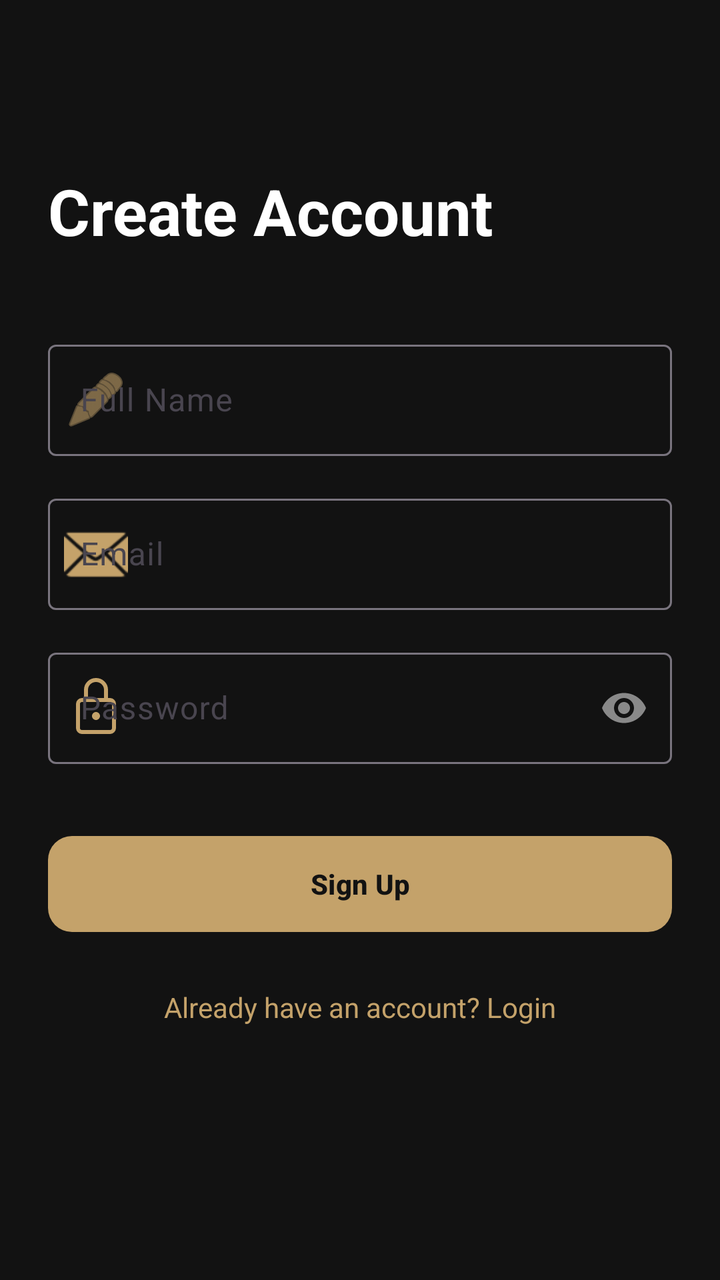
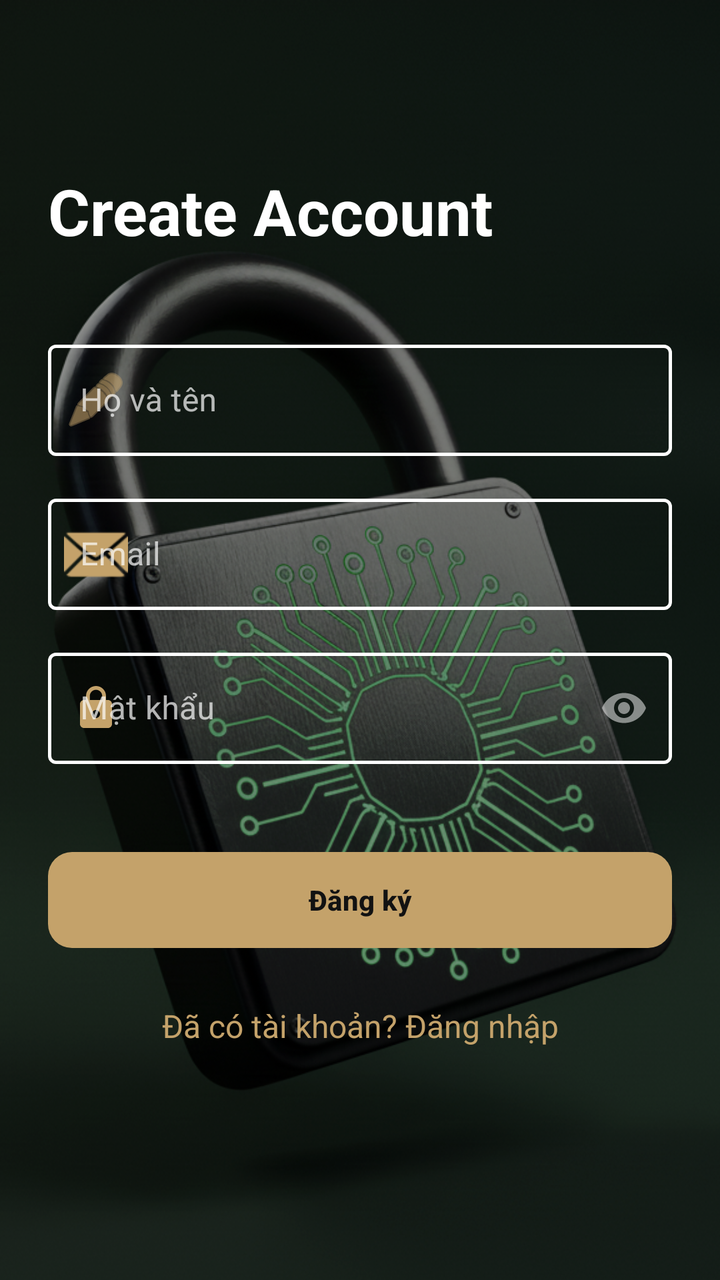

Two renders of the same Android screen: before a commit and after it. Below are the layout's source before the change and the commit's diff.
<!-- AndroidManifest.xml: application theme Theme.SmartLock -->
<!-- res/layout/fragment_register.xml -->
<?xml version="1.0" encoding="utf-8"?>
<androidx.constraintlayout.widget.ConstraintLayout
    xmlns:android="http://schemas.android.com/apk/res/android"
    xmlns:app="http://schemas.android.com/apk/res-auto"
    android:layout_width="match_parent"
    android:layout_height="match_parent"
    android:background="#121212"
    android:padding="24dp">
    <TextView
        android:id="@+id/tv_title"
        android:layout_width="wrap_content"
        android:layout_height="wrap_content"
        android:text="Create Account"
        android:textColor="#FFFFFF"
        android:textSize="32sp"
        android:textStyle="bold"
        android:layout_marginTop="60dp"
        app:layout_constraintTop_toTopOf="parent"
        app:layout_constraintStart_toStartOf="parent" />

    <com.google.android.material.textfield.TextInputLayout
        android:id="@+id/til_name"
        style="@style/CustomOutlinedTextInput"
        android:layout_width="0dp"
        android:layout_height="wrap_content"
        android:layout_marginTop="40dp"
        android:hint="Full Name"
        app:startIconDrawable="@android:drawable/ic_menu_edit"
        app:startIconTint="#C4A26A"
        app:layout_constraintTop_toBottomOf="@id/tv_title"
        app:layout_constraintStart_toStartOf="parent"
        app:layout_constraintEnd_toEndOf="parent">

        <com.google.android.material.textfield.TextInputEditText
            android:id="@+id/et_name"
            android:layout_width="match_parent"
            android:layout_height="wrap_content"
            android:textColor="#FFFFFF" />
    </com.google.android.material.textfield.TextInputLayout>

    <com.google.android.material.textfield.TextInputLayout
        android:id="@+id/til_email"
        style="@style/CustomOutlinedTextInput"
        android:layout_width="0dp"
        android:layout_height="wrap_content"
        android:layout_marginTop="16dp"
        android:hint="Email"
        app:startIconDrawable="@android:drawable/ic_dialog_email"
        app:startIconTint="#C4A26A"
        app:layout_constraintTop_toBottomOf="@id/til_name"
        app:layout_constraintStart_toStartOf="parent"
        app:layout_constraintEnd_toEndOf="parent">

        <com.google.android.material.textfield.TextInputEditText
            android:id="@+id/et_email"
            android:layout_width="match_parent"
            android:layout_height="wrap_content"
            android:inputType="textEmailAddress"
            android:textColor="#FFFFFF" />
    </com.google.android.material.textfield.TextInputLayout>

    <com.google.android.material.textfield.TextInputLayout
        android:id="@+id/til_password"
        style="@style/CustomOutlinedTextInput"
        android:layout_width="0dp"
        android:layout_height="wrap_content"
        android:layout_marginTop="16dp"
        android:hint="Password"
        app:startIconDrawable="@android:drawable/ic_lock"
        app:startIconTint="#C4A26A"
        app:endIconMode="password_toggle"
        app:endIconTint="#80FFFFFF"
        app:layout_constraintTop_toBottomOf="@id/til_email"
        app:layout_constraintStart_toStartOf="parent"
        app:layout_constraintEnd_toEndOf="parent">

        <com.google.android.material.textfield.TextInputEditText
            android:id="@+id/et_password"
            android:layout_width="match_parent"
            android:layout_height="wrap_content"
            android:inputType="textPassword"
            android:textColor="#FFFFFF" />
    </com.google.android.material.textfield.TextInputLayout>

    <com.google.android.material.button.MaterialButton
        android:id="@+id/btn_register"
        android:layout_width="0dp"
        android:layout_height="56dp"
        android:layout_marginTop="32dp"
        android:text="Sign Up"
        android:textStyle="bold"
        android:textColor="#121212"
        app:backgroundTint="#C4A26A"
        app:cornerRadius="12dp"
        app:layout_constraintTop_toBottomOf="@id/til_password"
        app:layout_constraintStart_toStartOf="parent"
        app:layout_constraintEnd_toEndOf="parent" />

    <TextView
        android:id="@+id/tv_login_prompt"
        android:layout_width="wrap_content"
        android:layout_height="wrap_content"
        android:layout_marginTop="24dp"
        android:text="Already have an account? Login"
        android:textColor="#C4A26A"
        app:layout_constraintTop_toBottomOf="@id/btn_register"
        app:layout_constraintStart_toStartOf="parent"
        app:layout_constraintEnd_toEndOf="parent" />

</androidx.constraintlayout.widget.ConstraintLayout>
<!-- resources referenced by this layout -->
<resources>
  <style name="Theme.SmartLock" parent="Base.Theme.SmartLock" />
  <style name="Base.Theme.SmartLock" parent="Theme.Material3.DayNight.NoActionBar">
          
          
      </style>
</resources>

<!-- the commit's change to res/layout/fragment_register.xml (unified diff, before → after) -->
@@ -1,110 +1,139 @@
 <?xml version="1.0" encoding="utf-8"?>
-<androidx.constraintlayout.widget.ConstraintLayout
+<FrameLayout
     xmlns:android="http://schemas.android.com/apk/res/android"
     xmlns:app="http://schemas.android.com/apk/res-auto"
     android:layout_width="match_parent"
-    android:layout_height="match_parent"
-    android:background="#121212"
-    android:padding="24dp">
-    <TextView
-        android:id="@+id/tv_title"
-        android:layout_width="wrap_content"
-        android:layout_height="wrap_content"
-        android:text="Create Account"
-        android:textColor="#FFFFFF"
-        android:textSize="32sp"
-        android:textStyle="bold"
-        android:layout_marginTop="60dp"
-        app:layout_constraintTop_toTopOf="parent"
-        app:layout_constraintStart_toStartOf="parent" />
+    android:layout_height="match_parent">
 
-    <com.google.android.material.textfield.TextInputLayout
-        android:id="@+id/til_name"
-        style="@style/CustomOutlinedTextInput"
-        android:layout_width="0dp"
-        android:layout_height="wrap_content"
-        android:layout_marginTop="40dp"
-        android:hint="Full Name"
-        app:startIconDrawable="@android:drawable/ic_menu_edit"
-        app:startIconTint="#C4A26A"
-        app:layout_constraintTop_toBottomOf="@id/tv_title"
-        app:layout_constraintStart_toStartOf="parent"
-        app:layout_constraintEnd_toEndOf="parent">
+    <ImageView
+        android:layout_width="match_parent"
+        android:layout_height="match_parent"
+        android:src="@drawable/bg3"
+        android:scaleType="centerCrop" />
 
-        <com.google.android.material.textfield.TextInputEditText
-            android:id="@+id/et_name"
-            android:layout_width="match_parent"
+    <View
+        android:layout_width="match_parent"
+        android:layout_height="match_parent"
+        android:background="#70000000" />
+
+    <androidx.constraintlayout.widget.ConstraintLayout
+        android:layout_width="match_parent"
+        android:layout_height="match_parent"
+        android:padding="24dp">
+
+        <TextView
+            android:id="@+id/tv_title"
+            android:layout_width="wrap_content"
             android:layout_height="wrap_content"
-            android:textColor="#FFFFFF" />
-    </com.google.android.material.textfield.TextInputLayout>
+            android:text="Create Account"
+            android:textColor="#FFFFFF"
+            android:textSize="32sp"
+            android:textStyle="bold"
+            android:layout_marginTop="60dp"
+            app:layout_constraintTop_toTopOf="parent"
+            app:layout_constraintStart_toStartOf="parent" />
 
-    <com.google.android.material.textfield.TextInputLayout
-        android:id="@+id/til_email"
-        style="@style/CustomOutlinedTextInput"
-        android:layout_width="0dp"
-        android:layout_height="wrap_content"
-        android:layout_marginTop="16dp"
-        android:hint="Email"
-        app:startIconDrawable="@android:drawable/ic_dialog_email"
-        app:startIconTint="#C4A26A"
-        app:layout_constraintTop_toBottomOf="@id/til_name"
-        app:layout_constraintStart_toStartOf="parent"
-        app:layout_constraintEnd_toEndOf="parent">
+        <com.google.android.material.textfield.TextInputLayout
+            android:id="@+id/til_name"
+            style="@style/CustomOutlinedTextInput"
+            android:layout_width="0dp"
+            android:layout_height="wrap_content"
+            android:layout_marginTop="40dp"
+            android:hint="Họ và tên"
+            app:startIconDrawable="@android:drawable/ic_menu_edit"
+            app:startIconTint="#C4A26A"
+            app:layout_constraintTop_toBottomOf="@id/tv_title"
+            app:layout_constraintStart_toStartOf="parent"
+            app:layout_constraintEnd_toEndOf="parent">
 
-        <com.google.android.material.textfield.TextInputEditText
-            android:id="@+id/et_email"
-            android:layout_width="match_parent"
+            <com.google.android.material.textfield.TextInputEditText
+                android:id="@+id/et_name"
+                android:layout_width="match_parent"
+                android:layout_height="wrap_content"
+                android:textColor="#FFFFFF" />
+        </com.google.android.material.textfield.TextInputLayout>
+
+        <com.google.android.material.textfield.TextInputLayout
+            android:id="@+id/til_email"
+            style="@style/CustomOutlinedTextInput"
+            android:layout_width="0dp"
             android:layout_height="wrap_content"
-            android:inputType="textEmailAddress"
-            android:textColor="#FFFFFF" />
-    </com.google.android.material.textfield.TextInputLayout>
+            android:layout_marginTop="16dp"
+            android:hint="Email"
+            app:startIconDrawable="@android:drawable/ic_dialog_email"
+            app:startIconTint="#C4A26A"
+            app:layout_constraintTop_toBottomOf="@id/til_name"
+            app:layout_constraintStart_toStartOf="parent"
+            app:layout_constraintEnd_toEndOf="parent">
 
-    <com.google.android.material.textfield.TextInputLayout
-        android:id="@+id/til_password"
-        style="@style/CustomOutlinedTextInput"
-        android:layout_width="0dp"
-        android:layout_height="wrap_content"
-        android:layout_marginTop="16dp"
-        android:hint="Password"
-        app:startIconDrawable="@android:drawable/ic_lock"
-        app:startIconTint="#C4A26A"
-        app:endIconMode="password_toggle"
-        app:endIconTint="#80FFFFFF"
-        app:layout_constraintTop_toBottomOf="@id/til_email"
-        app:layout_constraintStart_toStartOf="parent"
-        app:layout_constraintEnd_toEndOf="parent">
+            <com.google.android.material.textfield.TextInputEditText
+                android:id="@+id/et_email"
+                android:layout_width="match_parent"
+                android:layout_height="wrap_content"
+                android:inputType="textEmailAddress"
+                android:textColor="#FFFFFF" />
+        </com.google.android.material.textfield.TextInputLayout>
 
-        <com.google.android.material.textfield.TextInputEditText
-            android:id="@+id/et_password"
-            android:layout_width="match_parent"
+        <com.google.android.material.textfield.TextInputLayout
+            android:id="@+id/til_password"
+            style="@style/CustomOutlinedTextInput"
+            android:layout_width="0dp"
             android:layout_height="wrap_content"
-            android:inputType="textPassword"
-            android:textColor="#FFFFFF" />
-    </com.google.android.material.textfield.TextInputLayout>
+            android:layout_marginTop="16dp"
+            android:hint="Mật khẩu"
+            app:startIconDrawable="@drawable/ic_lock"
+            app:startIconTint="#C4A26A"
+            app:endIconMode="password_toggle"
+            app:endIconTint="#80FFFFFF"
+            app:layout_constraintTop_toBottomOf="@id/til_email"
+            app:layout_constraintStart_toStartOf="parent"
+            app:layout_constraintEnd_toEndOf="parent">
 
-    <com.google.android.material.button.MaterialButton
-        android:id="@+id/btn_register"
-        android:layout_width="0dp"
-        android:layout_height="56dp"
-        android:layout_marginTop="32dp"
-        android:text="Sign Up"
-        android:textStyle="bold"
-        android:textColor="#121212"
-        app:backgroundTint="#C4A26A"
-        app:cornerRadius="12dp"
-        app:layout_constraintTop_toBottomOf="@id/til_password"
-        app:layout_constraintStart_toStartOf="parent"
-        app:layout_constraintEnd_toEndOf="parent" />
+            <com.google.android.material.textfield.TextInputEditText
+                android:id="@+id/et_password"
+                android:layout_width="match_parent"
+                android:layout_height="wrap_content"
+                android:inputType="textPassword"
+                android:textColor="#FFFFFF" />
+        </com.google.android.material.textfield.TextInputLayout>
 
-    <TextView
-        android:id="@+id/tv_login_prompt"
-        android:layout_width="wrap_content"
-        android:layout_height="wrap_content"
-        android:layout_marginTop="24dp"
-        android:text="Already have an account? Login"
-        android:textColor="#C4A26A"
-        app:layout_constraintTop_toBottomOf="@id/btn_register"
-        app:layout_constraintStart_toStartOf="parent"
-        app:layout_constraintEnd_toEndOf="parent" />
+        <com.google.android.material.button.MaterialButton
+            android:id="@+id/btn_register"
+            android:layout_width="0dp"
+            android:layout_height="56dp"
+            android:layout_marginTop="40dp"
+            android:text="Đăng ký"
+            android:textStyle="bold"
+            android:textColor="#121212"
+            app:backgroundTint="#C4A26A"
+            app:cornerRadius="12dp"
+            app:layout_constraintTop_toBottomOf="@id/til_password"
+            app:layout_constraintStart_toStartOf="parent"
+            app:layout_constraintEnd_toEndOf="parent" />
 
-</androidx.constraintlayout.widget.ConstraintLayout>
+        <ProgressBar
+            android:id="@+id/progressBar"
+            android:layout_width="wrap_content"
+            android:layout_height="wrap_content"
+            android:visibility="gone"
+            android:indeterminateTint="#C4A26A"
+            app:layout_constraintTop_toTopOf="parent"
+            app:layout_constraintBottom_toBottomOf="parent"
+            app:layout_constraintStart_toStartOf="parent"
+            app:layout_constraintEnd_toEndOf="parent" />
+
+        <TextView
+            android:id="@+id/tv_login_prompt"
+            android:layout_width="wrap_content"
+            android:layout_height="wrap_content"
+            android:layout_marginTop="24dp"
+            android:text="Đã có tài khoản? Đăng nhập"
+            android:textColor="#C4A26A"
+            android:textSize="16sp"
+            app:layout_constraintTop_toBottomOf="@id/btn_register"
+            app:layout_constraintStart_toStartOf="parent"
+            app:layout_constraintEnd_toEndOf="parent" />
+
+    </androidx.constraintlayout.widget.ConstraintLayout>
+
+</FrameLayout>
<!-- resource entries referenced after the edit -->
@@ -1,5 +1,29 @@
 <!-- resources referenced by this layout -->
 <resources>
+  <!-- drawable bg3: png bitmap (drawable, 860565 bytes) -->
+  <!-- drawable ic_lock (drawable) -->
+  <vector xmlns:android="http://schemas.android.com/apk/res/android" android:height="24dp" android:tint="#06A5FF" android:viewportHeight="24" android:viewportWidth="24" android:width="24dp">
+        
+      <path android:fillColor="@android:color/white" android:pathData="M18,8h-1L17,6c0,-2.76 -2.24,-5 -5,-5S7,3.24 7,6v2L6,8c-1.1,0 -2,0.9 -2,2v10c0,1.1 0.9,2 2,2h12c1.1,0 2,-0.9 2,-2L20,10c0,-1.1 -0.9,-2 -2,-2zM12,17c-1.1,0 -2,-0.9 -2,-2s0.9,-2 2,-2 2,0.9 2,2 -0.9,2 -2,2zM15.1,8L8.9,8L8.9,6c0,-1.71 1.39,-3.1 3.1,-3.1 1.71,0 3.1,1.39 3.1,3.1v2z"/>
+      
+  </vector>
+  <style name="CustomOutlinedTextInput" parent="Widget.MaterialComponents.TextInputLayout.OutlinedBox">
+  
+          <item name="boxStrokeColor">@color/outline_white</item>
+          <item name="boxStrokeWidth">1.5dp</item>
+          <item name="boxStrokeWidthFocused">2dp</item>
+  
+          <item name="boxBackgroundColor">@android:color/transparent</item>
+  
+          <item name="hintTextColor">#FFFFFF</item>
+  
+          <item name="startIconTint">#FFFFFF</item>
+          <item name="endIconTint">#FFFFFF</item>
+  
+          <item name="android:textColor">#FFFFFF</item>
+          <item name="android:textColorHint">#B3FFFFFF</item>
+  
+      </style>
   <style name="Theme.SmartLock" parent="Base.Theme.SmartLock" />
   <style name="Base.Theme.SmartLock" parent="Theme.Material3.DayNight.NoActionBar">
           
